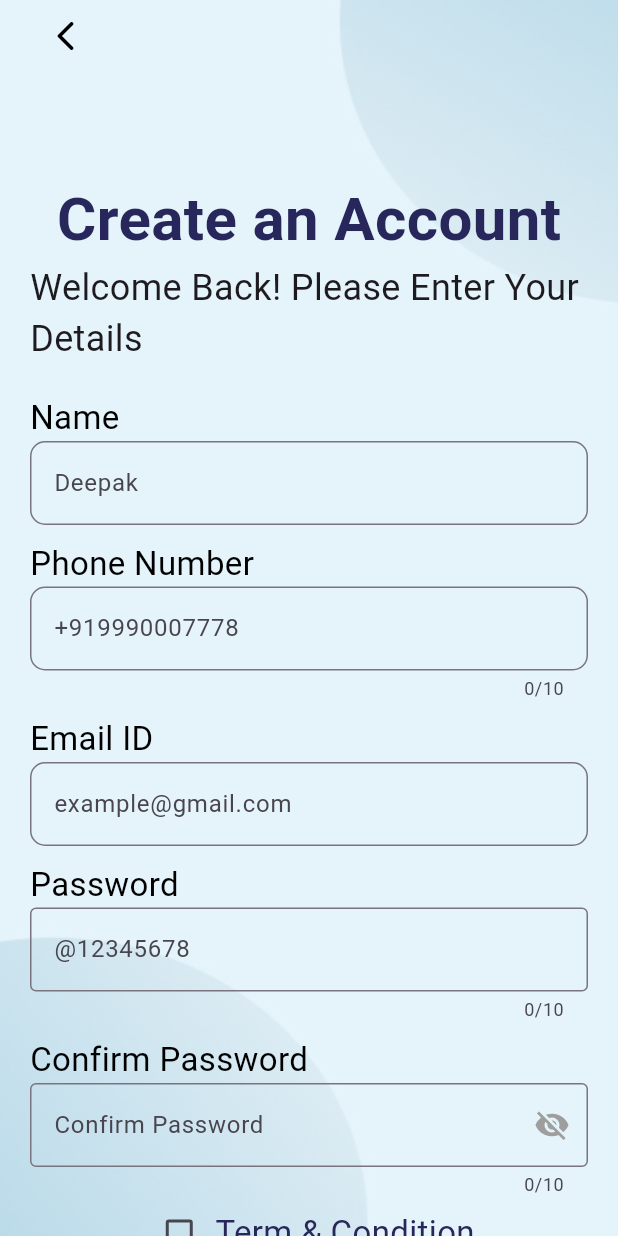
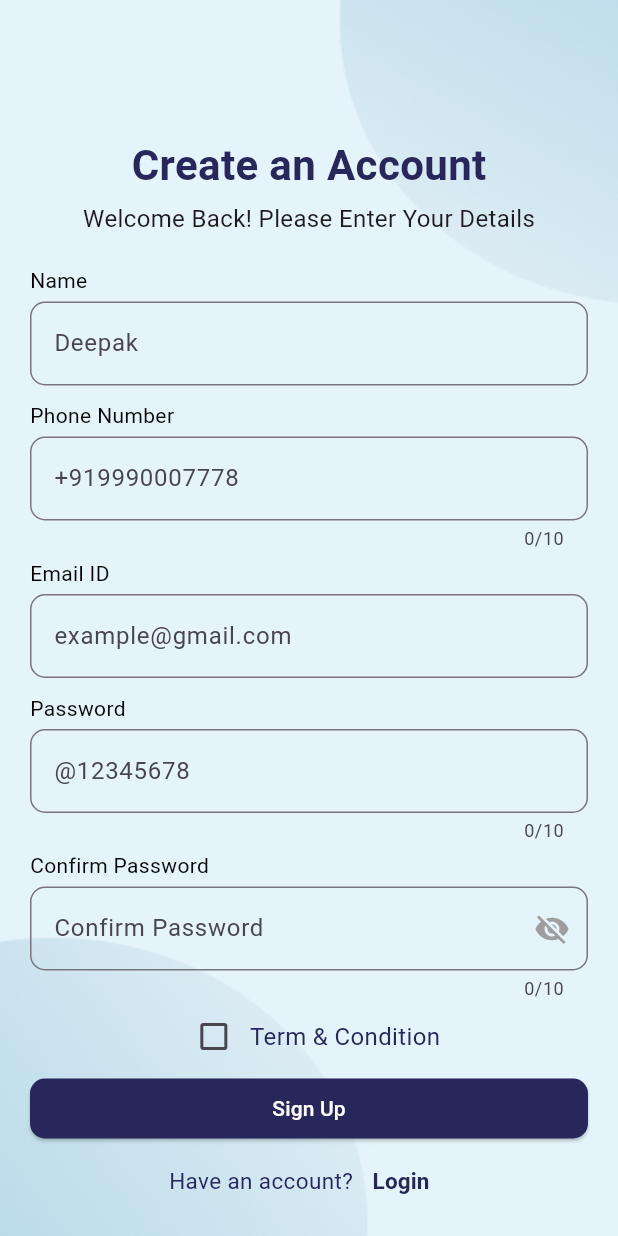
Before and after one commit to AmritBMDU/sarthi-app-vihbuti170424, a Flutter app: the screen it shows after launch, after a tap on "Register with us !", on a phone screen of 412 x 824 dp. Run offline on Flutter 3.47's test engine with Material 3 defaults, Android fonts, the phone set to English and light mode, and no system bars; our stand-ins replace google_fonts, pinput.

Commit message:
code done

```diff
--- a/lib/app/global/appcolor.dart
+++ b/lib/app/global/appcolor.dart
@@ -4,4 +4,5 @@ class appcolor {
   static const blue = Color(0xff27275b);
   static const bluelight = Color(0xffe5f4fb);
   static const black = Color(0xff000000);
+  static const miniBlue = Color(0xffbbbcbf);
 }
--- a/lib/app/ui/login_ui.dart
+++ b/lib/app/ui/login_ui.dart
@@ -1,5 +1,6 @@
 import 'package:flutter/cupertino.dart';
 import 'package:flutter/material.dart';
+import 'package:google_fonts/google_fonts.dart';
 import 'package:sarthi/app/global/appcolor.dart';
 import 'package:sarthi/app/ui/forgot_pin.dart';
 import 'package:sarthi/app/ui/sign_up.dart';
@@ -29,28 +30,35 @@ class _LoginUiState extends State<LoginUi> {
             child: Padding(
               padding: const EdgeInsets.symmetric(horizontal: 20),
               child: Form(
-                child: Column(
+                child: Column( mainAxisAlignment: MainAxisAlignment.center,
                 children: [
-                  SizedBox(height: 70,),
-                  Text('SARTHI',style:
-                  TextStyle(color: appcolor.blue,fontWeight: FontWeight.bold,
-                      fontSize: 80),),
-                  Text('सारथी',style:
+                  SizedBox(height: 140,),
+                  Text(
+                    'SARTHI',
+                    style: GoogleFonts.jost(
+                      textStyle: TextStyle(
+                        color: appcolor.blue, // assuming appcolor is defined somewhere
+                        fontWeight: FontWeight.w800,
+                        fontSize: 50,
+                      ),),
+                  ),
+                  Text('सारथी',style:GoogleFonts.tiroDevanagariHindi( textStyle :
                   TextStyle(color: appcolor.black,
-                      fontSize: 80),),
+                      fontSize: 48),),),
                   Column(
                     crossAxisAlignment: CrossAxisAlignment.start,
                     children: [
                       Text('Login',style:
                       TextStyle(color: appcolor.black,
-                          fontSize: 55,fontWeight: FontWeight.w500),),
+                          fontSize: 28,fontWeight: FontWeight.w500),),
                       SizedBox(height: 15,),
                       Text('Mobile Number',style:
                       TextStyle(color: appcolor.black,
-                        fontSize: 22,),),
+                        fontSize: 14,),),
+                      SizedBox(height: 5,),
                       TextFormField(
             //controller: _provider.password,
-                        obscureText: false,
+                        obscureText: false,keyboardType: TextInputType.number,maxLength: 10,
                         decoration: InputDecoration(
                           border: OutlineInputBorder(borderRadius: BorderRadius.circular(10)),
                           hintText: "Enter your phone number",
@@ -63,15 +71,16 @@ class _LoginUiState extends State<LoginUi> {
                           return null;
                         },
                       ),
-                      SizedBox(height: 15,),
+                      //SizedBox(height: 5,),
                       Text('Password',style:
                       TextStyle(color: appcolor.black,
-                        fontSize: 22,)),
+                        fontSize: 14,)),
+                      SizedBox(height: 5,),
                       TextFormField(
             //controller: _provider.password,
-                        obscureText: true,
+                        obscureText: true,keyboardType: TextInputType.number,
                         decoration: InputDecoration(
-                          border: OutlineInputBorder(),
+                          border: OutlineInputBorder(borderRadius: BorderRadius.circular(10)),
                           hintText: "Type Password here",
             // labelText: "Password"
                         ),
@@ -93,13 +102,13 @@ class _LoginUiState extends State<LoginUi> {
 
                       }, child: Text('Register with us !',style:
                       TextStyle(color: appcolor.blue,
-                          fontSize: 20),),),
+                          fontSize: 14),),),
                       TextButton(onPressed: () {
                         Navigator.push(context, MaterialPageRoute(builder: (context)=> ForgotPin()));
 
                       }, child: Text('Forgot Password ?',style:
                       TextStyle(color: appcolor.blue,
-                          fontSize: 20),),),
+                          fontSize: 14),),),
                     ],),
                   SizedBox(height: 15,),
                   Row(
@@ -116,7 +125,7 @@ class _LoginUiState extends State<LoginUi> {
                             },
                             child: Text(
                               "Continue",
-                              style: TextStyle(color: Colors.white,fontSize:20 ),
+                              style: TextStyle(color: Colors.white,fontSize:14 ),
                             ),
                             style: ButtonStyle(
                                 shape: MaterialStateProperty.all<RoundedRectangleBorder>(
@@ -126,10 +135,8 @@ class _LoginUiState extends State<LoginUi> {
                                 ),
                                 backgroundColor:
                                 MaterialStateProperty.all(appcolor.blue)),
+                          )),],),
 
-                          )),
-                    ],
-                  ),
 
 
                 ],),
--- a/lib/app/ui/sign_up.dart
+++ b/lib/app/ui/sign_up.dart
@@ -34,25 +34,30 @@ class _SignUpState extends State<SignUp> {
                   child: Column(
                     crossAxisAlignment: CrossAxisAlignment.start,
                   children: [
-                    IconButton(onPressed: () {
-                      Navigator.push(context, MaterialPageRoute(builder: (context) => LoginUi()));
-                    }, icon: Icon(Icons.arrow_back_ios_rounded,color: appcolor.black)),
-                    SizedBox(height: 70,),
-                    Column(
-                      crossAxisAlignment: CrossAxisAlignment.center,
+                    // IconButton(onPressed: () {
+                    //   Navigator.push(context, MaterialPageRoute(builder: (context) => LoginUi()));
+                    // }, icon: Icon(Icons.arrow_back_ios_rounded,color: appcolor.black)),
+                    SizedBox(height: 90,),
+                    Center(
+                      child: Column(
+                       // mainAxisAlignment: MainAxisAlignment.center,
+                        //crossAxisAlignment: CrossAxisAlignment.center,
                         children: [
                           Text('Create an Account',style:
                           TextStyle(color: appcolor.blue,fontWeight: FontWeight.bold,
-                            fontSize: 40),),
+                              fontSize: 28),),
+                          SizedBox(height: 4,),
                           Text('Welcome Back! Please Enter Your Details',style:
                           TextStyle(
-                            fontSize: 24),),
+                              fontSize: 16),),
                         ],
+                      ),
                     ),
                     SizedBox(height: 20,),
                     Text('Name',style:
                     TextStyle(color: appcolor.black,
-                      fontSize: 22,),),
+                      fontSize: 14,),),
+                    SizedBox(height: 4,),
                     TextFormField(
                       //controller: _provider.username,
                       decoration: InputDecoration(
@@ -69,7 +74,8 @@ class _SignUpState extends State<SignUp> {
                     SizedBox(height: 10,),
                     Text('Phone Number',style:
                     TextStyle(color: appcolor.black,
-                      fontSize: 22,),),
+                      fontSize: 14,),),
+                    SizedBox(height: 4,),
                     TextFormField(
                       //controller: _provider.username,
                       keyboardType: TextInputType.number,maxLength: 10,
@@ -84,10 +90,11 @@ class _SignUpState extends State<SignUp> {
                         return null;
                       },
                     ),
-                    SizedBox(height: 10,),
+                    SizedBox(height: 5,),
                     Text('Email ID',style:
                     TextStyle(color: appcolor.black,
-                      fontSize: 22,),),
+                      fontSize: 14,),),
+                    SizedBox(height: 4,),
                     TextFormField(
                      // controller: _provider.username,
                       decoration: InputDecoration(
@@ -104,12 +111,15 @@ class _SignUpState extends State<SignUp> {
                     SizedBox(height: 10,),
                     Text('Password',style:
                     TextStyle(color: appcolor.black,
-                      fontSize: 22,),),
+                      fontSize: 14,),),
+                    SizedBox(height: 4,),
                     TextFormField(
                       //controller: _provider.password,
                       obscureText: true,maxLength: 10,
                       decoration: InputDecoration(
-                        border: OutlineInputBorder(),
+                        border: OutlineInputBorder(
+                          borderRadius: BorderRadius.circular(10),
+                        ),
                         hintText: "@12345678",
                         // labelText: "Password"
                       ),
@@ -120,14 +130,17 @@ class _SignUpState extends State<SignUp> {
                         return null;
                       },
                     ),
-                    SizedBox(height: 10,),
-                    Text('Confirm Password', style: TextStyle(color: appcolor.black, fontSize: 22)),
+                    SizedBox(height: 5,),
+                    Text('Confirm Password', style: TextStyle(color: appcolor.black, fontSize: 14)),
+                    SizedBox(height: 4,),
                     TextFormField(
                       //controller: _provider.password,
                       maxLength: 10,
                       obscureText: _obscureConfirmPassword,
                       decoration: InputDecoration(
-                        border: OutlineInputBorder(),
+                        border: OutlineInputBorder(
+                          borderRadius: BorderRadius.circular(10),
+                        ),
                         hintText: "Confirm Password",
                         // Add suffix icon toggle
                         suffixIcon: GestureDetector(
@@ -161,7 +174,7 @@ class _SignUpState extends State<SignUp> {
                           }),
                       Text('Term & Condition',style:
                       TextStyle(color: appcolor.blue,
-                        fontSize: 22,),),
+                        fontSize: 16,),),
 
                     ],),
                     Row(
@@ -180,7 +193,7 @@ class _SignUpState extends State<SignUp> {
                               },
                               child: Text(
                                 "Sign Up",
-                                style: TextStyle(color: Colors.white,fontSize:20 ),
+                                style: TextStyle(color: Colors.white,fontSize:14 ),
                               ),
                               style: ButtonStyle(
                                 shape: MaterialStateProperty.all<RoundedRectangleBorder>(
@@ -198,12 +211,12 @@ class _SignUpState extends State<SignUp> {
                       children: [
                       Text('Have an account?',style:
                       TextStyle(color: appcolor.blue,
-                        fontSize: 22,),),
+                        fontSize: 15,),),
                       TextButton(onPressed: () {
                         Navigator.push(context, MaterialPageRoute(builder: (context) => LoginUi()));
                       }, child: Text('Login',style:
                       TextStyle(color: appcolor.blue,
-                        fontSize: 28,fontWeight: FontWeight.bold),),)
+                        fontSize: 15,fontWeight: FontWeight.bold),),)
                     ],)
 
 
```
Also changed, not shown: lib/app/ui/forgot_pin.dart (+11 -10 lines), lib/app/ui/otp.dart (+37 -9 lines), pubspec.yaml (+11 -3 lines), assests/fonts/Imprima-Regular.ttf (added), assests/fonts/Jost-ExtraBold-BF63dc52d09ee91.ttf (added), pubspec.lock, 6 other files. Lines whose indentation alone changed are shown as unchanged.
